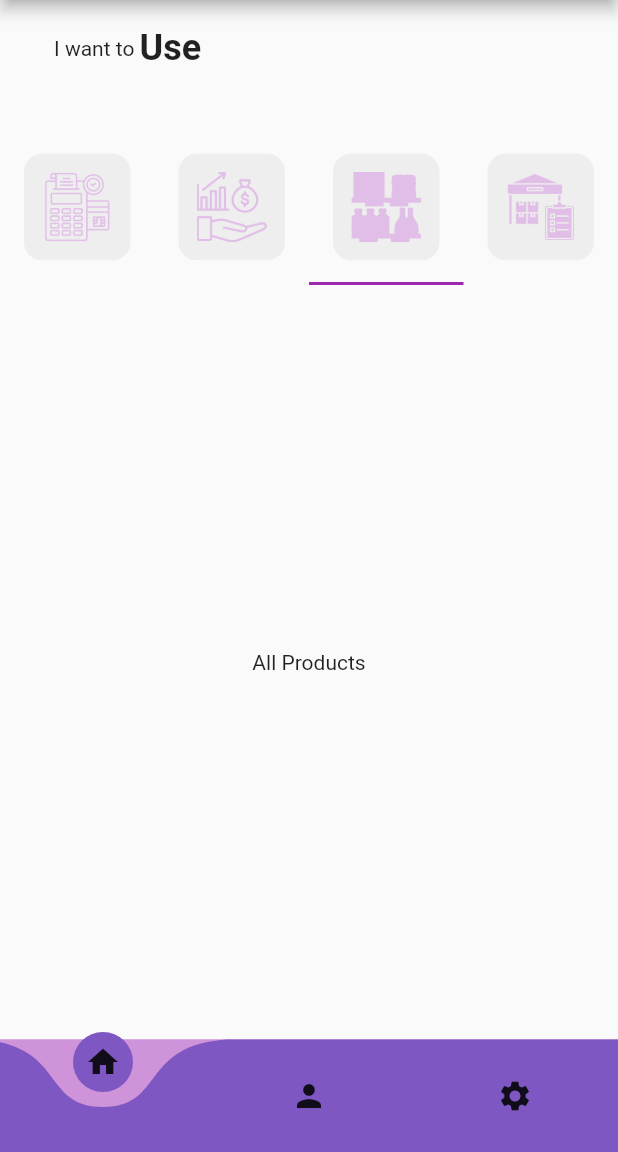
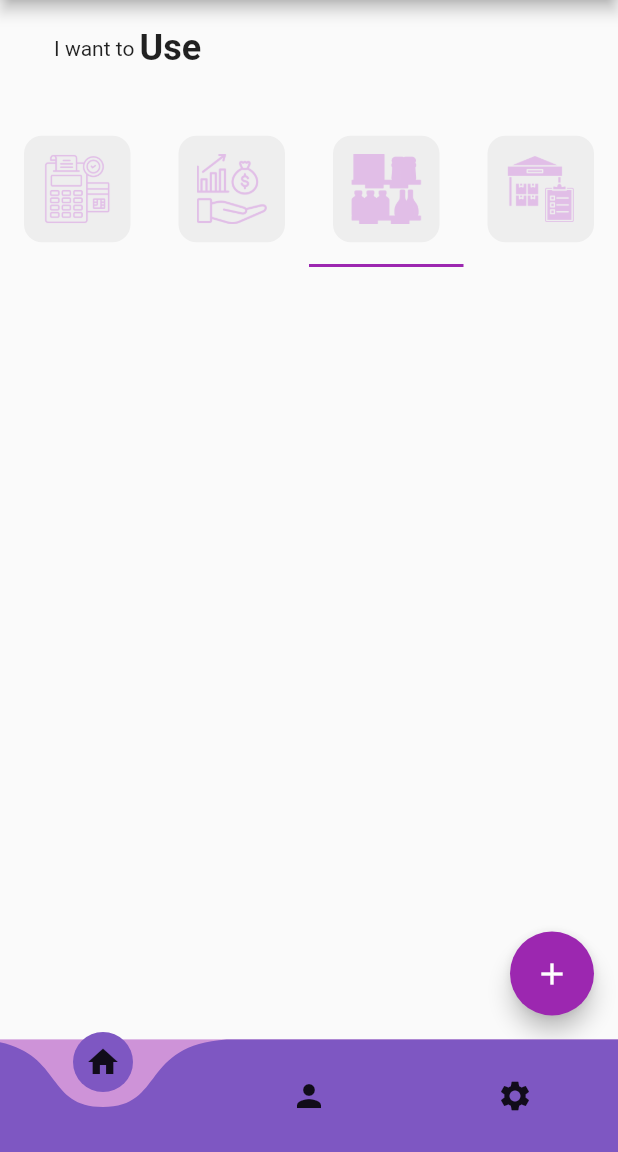
Before and after one commit to kienjaria/Lumo_App, a Flutter app: the HomePage screen opened directly, tab 3 chosen, on a phone screen of 412 x 824 dp, the part 84-1236 px from its top. Run offline on Flutter 3.47's test engine with Material 2 defaults, Android fonts, the light colour scheme and no system bars; drawn by our look-alikes of curved_navigation_bar; our stand-ins replace cached_network_image, smooth_page_indicator.

Commit message:
Adding Products to the store

```diff
--- a/lib/allproducts.dart
+++ b/lib/allproducts.dart
@@ -1,13 +1,36 @@
 import 'package:flutter/material.dart';
+import 'additems.dart';
 
-class AllProductsTab extends StatelessWidget {
+class AllProductsTab extends StatefulWidget {
   const AllProductsTab({super.key});
 
   @override
+  State<AllProductsTab> createState() => _AllProductsTabState();
+}
+
+class _AllProductsTabState extends State<AllProductsTab> {
+  @override
   Widget build(BuildContext context) {
-    return Container(
-      child: Center(
-        child: Text('All Products'),
+    return Scaffold(
+      // appBar: AppBar(
+      //     backgroundColor: Colors.purple.shade200,
+      //     title: const Text(
+      //       'All Products',
+      //       style: TextStyle(fontWeight: FontWeight.bold, fontSize: 48),
+      //     )),
+      body: Container(),
+      floatingActionButton: FloatingActionButton(
+        onPressed: () {
+          Navigator.push(
+            context,
+            MaterialPageRoute(
+              builder: (context) {
+                return AddItems();
+              },
+            ),
+          );
+        },
+        child: Icon(Icons.add),
       ),
     );
   }
--- a/lib/dispay1.dart
+++ b/lib/dispay1.dart
@@ -56,7 +56,7 @@ class _HomeIconsState extends State<HomeIcons> {
               ),
             ),
             const SizedBox(
-              height: 24,
+              height: 12,
             ),
 
             //tabs
--- a/lib/homepage.dart
+++ b/lib/homepage.dart
@@ -16,7 +16,7 @@ class HomePage extends StatefulWidget {
 class _HomePageState extends State<HomePage> {
   int index = 0;
 
-  final screens = [
+  final screens = const [
     HomeIcons(),
     AccountSettings(),
     StoreDetails(),
@@ -25,9 +25,9 @@ class _HomePageState extends State<HomePage> {
   @override
   Widget build(BuildContext context) {
     final items = <Widget>[
-      Icon(Icons.home),
-      Icon(Icons.person),
-      Icon(Icons.settings),
+      const Icon(Icons.home),
+      const Icon(Icons.person),
+      const Icon(Icons.settings),
     ];
     return Scaffold(
         backgroundColor: Colors.purple.shade200,
```
Also changed, not shown: lib/additems.dart (added, +86 -0 lines).
